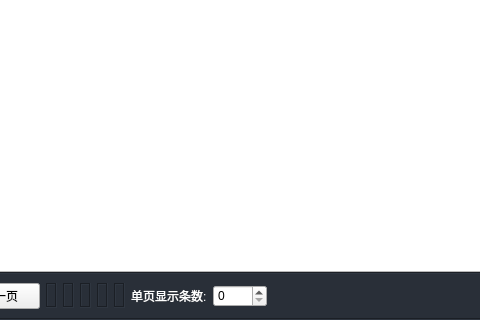
First picture: the form in dbpage.ui, repository HFY8513/WM2400, before the edit; both pictures show x 309 to 789 and y 302 to 622 of the 872 by 622 pixel window.
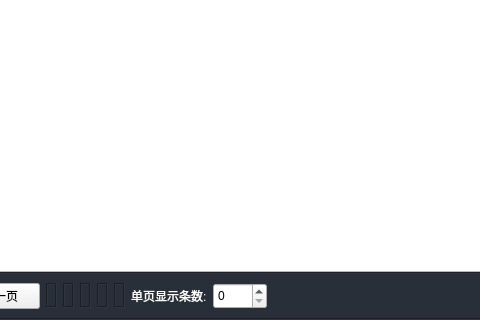
Second picture: the form after the edit.

Patch:
```diff
--- a/dbpage.ui
+++ b/dbpage.ui
@@ -319,6 +319,12 @@
       </item>
       <item>
        <widget class="QSpinBox" name="spinBox">
+        <property name="sizePolicy">
+         <sizepolicy hsizetype="Minimum" vsizetype="Minimum">
+          <horstretch>0</horstretch>
+          <verstretch>0</verstretch>
+         </sizepolicy>
+        </property>
         <property name="minimum">
          <number>0</number>
         </property>
```
